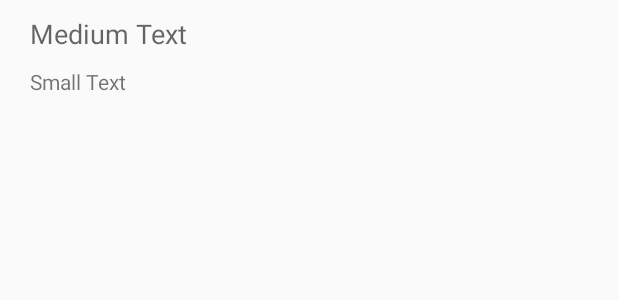
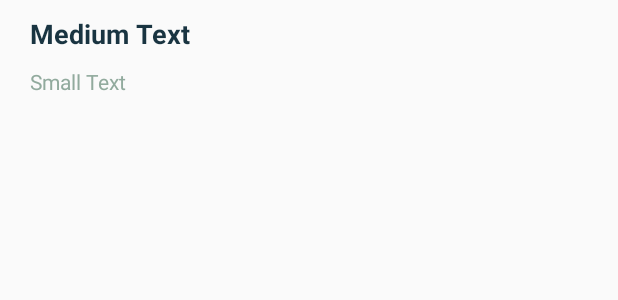
Before and after one commit to jgabrielfreitas/Todo-List, an Android app: the layout row_task_view_holder.xml on its own in the app's theme, with its tools: preview values and no code run, on a phone screen of 412 x 824 dp. Shown: the top 300 px of the screen. Run offline under Robolectric (Android 15) with nearby library versions, the light colour scheme and no system bars.

```diff
--- a/app/src/main/res/layout/row_task_view_holder.xml
+++ b/app/src/main/res/layout/row_task_view_holder.xml
@@ -1,8 +1,8 @@
 <?xml version="1.0" encoding="utf-8"?>
 <RelativeLayout xmlns:android="http://schemas.android.com/apk/res/android"
-    android:id="@+id/rootRelativeLayout"
-    android:layout_width="match_parent"
-    android:layout_height="wrap_content">
+                android:id="@+id/rootRelativeLayout"
+                android:layout_width="match_parent"
+                android:layout_height="wrap_content">
 
     <TextView
         android:id="@+id/taskTitleTextView"
@@ -11,9 +11,12 @@
         android:layout_alignParentStart="true"
         android:layout_alignParentTop="true"
         android:layout_marginLeft="@dimen/space_default"
+        android:layout_marginRight="@dimen/space_default"
         android:layout_marginTop="@dimen/half_space_default"
+        android:textStyle="bold"
         android:text="Medium Text"
-        android:textAppearance="?android:attr/textAppearanceMedium" />
+        android:textAppearance="?android:attr/textAppearanceMedium"
+        android:textColor="@color/colorPrimaryDark"/>
 
     <TextView
         android:id="@+id/taskContentTextView"
@@ -22,7 +25,9 @@
         android:layout_alignStart="@+id/taskTitleTextView"
         android:layout_below="@+id/taskTitleTextView"
         android:layout_marginBottom="@dimen/half_space_default"
+        android:layout_marginRight="@dimen/space_default"
         android:layout_marginTop="@dimen/half_space_default"
         android:text="Small Text"
-        android:textAppearance="?android:attr/textAppearanceSmall" />
+        android:textAppearance="?android:attr/textAppearanceSmall"
+        android:textColor="@color/colorAccent"/>
 </RelativeLayout>
--- a/app/src/main/res/values/strings.xml
+++ b/app/src/main/res/values/strings.xml
@@ -7,4 +7,6 @@
     <string name="create_new_task">Criar nova tarefa</string>
     <string name="finish">Concluir</string>
     <string name="msg_invalid_task">Tarefa inválida</string>
+    <string name="msg_task_removed">Tarefa removida</string>
+    <string name="no_tasks_to_show">Não há tarefas para exibir</string>
 </resources>
--- a/core/src/main/java/com/jgabrielfreitas/core/database/TaskManager.kt
+++ b/core/src/main/java/com/jgabrielfreitas/core/database/TaskManager.kt
@@ -17,4 +17,6 @@ class TaskManager {
 
     fun findWithId(id:Long) : Task = taskDao.findTask(id)
 
+    fun delete(task: Task) = taskDao.delete(task)
+
 }
```
Also changed, not shown: app/src/main/java/com/kotlin/todolist/activities/MainActivity.kt (+31 -3 lines), app/src/main/java/com/kotlin/todolist/decorator/SwipeDecorator.kt (+5 -2 lines), app/src/main/java/com/kotlin/todolist/interfaces/RecyclerViewSwipeCallback.kt (added, +12 -0 lines), app/src/main/res/layout/activity_main.xml (+11 -1 lines), app/src/main/res/mipmap-hdpi/ic_launcher.png, app/src/main/res/mipmap-mdpi/ic_launcher.png, app/src/main/res/mipmap-xhdpi/ic_launcher.png, app/src/main/res/mipmap-xxhdpi/ic_launcher.png, app/src/main/res/mipmap-xxxhdpi/ic_launcher.png.
